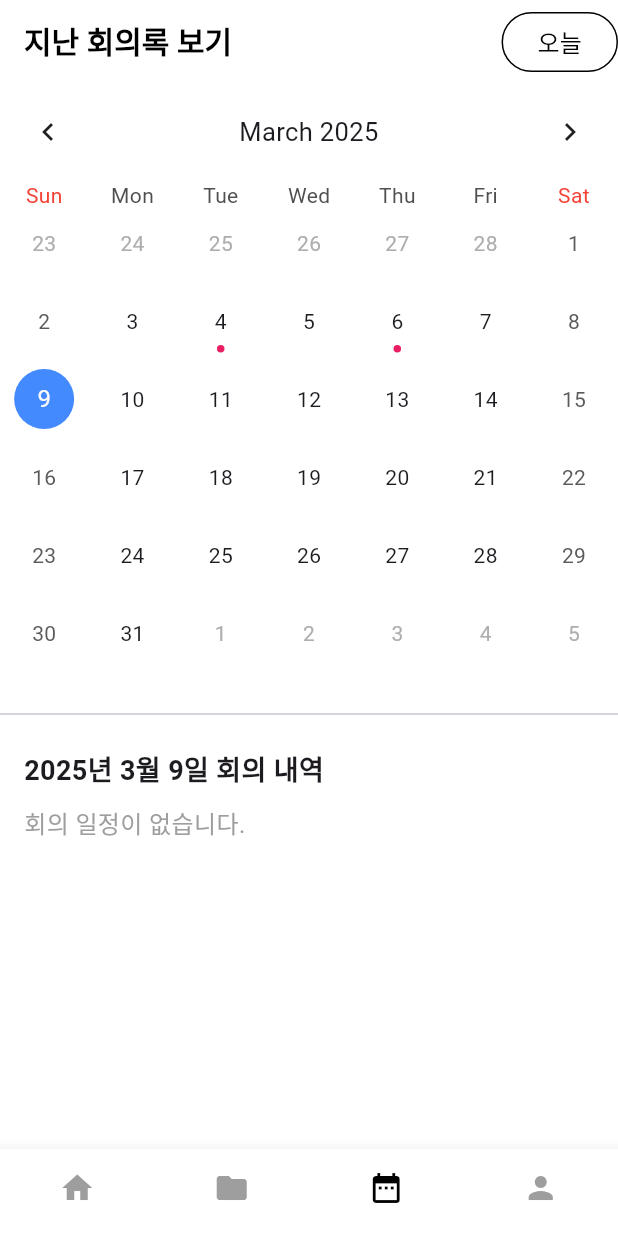
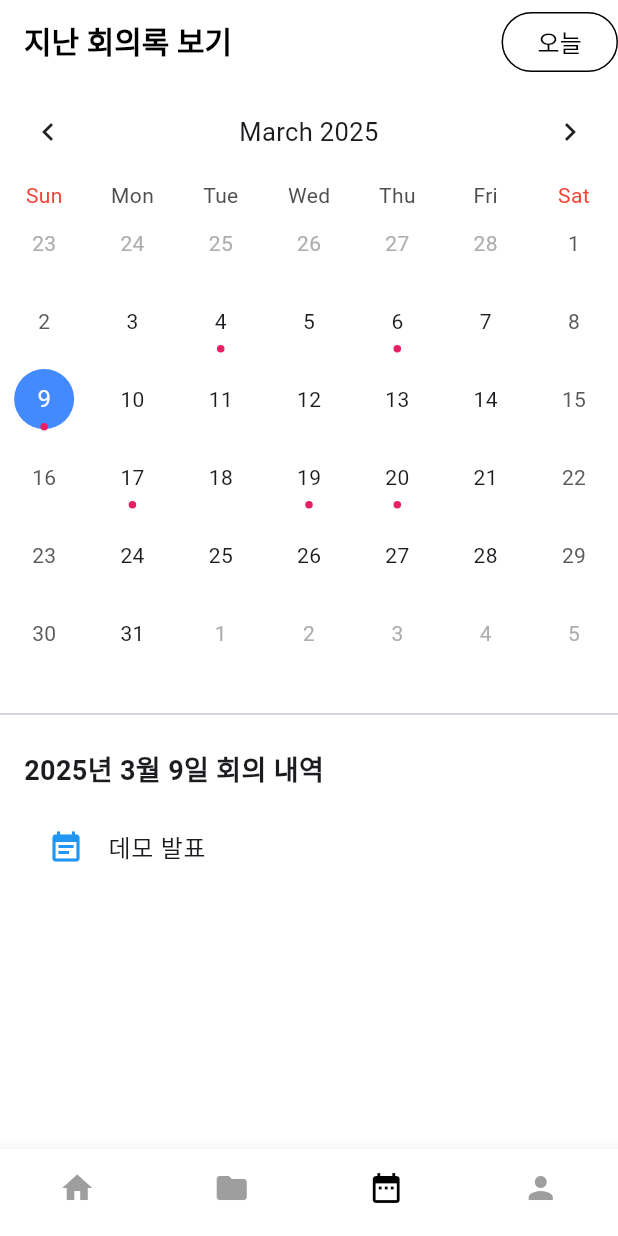
Before and after one commit to Aonickname/Tino, a Flutter app: the screen it shows after launch, item 3 of the bottom bar chosen, after a tap on "오늘", on a phone screen of 412 x 824 dp. Run offline on Flutter 3.47's test engine with Material 3 defaults, Android fonts, the phone set to English and light mode, and no system bars; drawn by our look-alikes of table_calendar; our stand-ins replace smooth_page_indicator.

Commit message:
json 읽어와 표시

```diff
--- /dev/null
+++ b/assets/meetings.json
@@ -0,0 +1,11 @@
+{
+  "2025-02-17": ["팀 미팅", "기획 회의"],
+  "2025-02-19": ["공부하기 싫은 날", "클라이언트 미팅"],
+  "2025-02-20": ["프로젝트 리뷰"],
+  "2025-03-04": ["개강"],
+  "2025-03-06": ["데모 발표 전 회의"],
+  "2025-03-09": ["데모 발표"],
+  "2025-03-17": ["종합설계기획"],
+  "2025-03-19": ["티노 사용 방법"],
+  "2025-03-20": ["데모 발표"]
+}
--- /dev/null
+++ b/lib/models/MeetingModel.dart
@@ -0,0 +1,15 @@
+import 'dart:convert';
+
+class MeetingModel {
+  final DateTime date;
+  final List<String> events;
+
+  MeetingModel({required this.date, required this.events});
+
+  factory MeetingModel.fromJson(String date, List<dynamic> events) {
+    return MeetingModel(
+      date: DateTime.parse(date),
+      events: events.cast<String>(),
+    );
+  }
+}
--- a/lib/screens/schedule_screen.dart
+++ b/lib/screens/schedule_screen.dart
@@ -1,5 +1,6 @@
 import 'package:flutter/material.dart';
 import 'package:table_calendar/table_calendar.dart';
+import '../../service/meeting_service.dart';
 
 class ScheduleScreen extends StatefulWidget {
   @override
@@ -9,22 +10,29 @@ class ScheduleScreen extends StatefulWidget {
 class _ScheduleScreenState extends State<ScheduleScreen> {
   DateTime _selectedDay = DateTime.now();
   DateTime _focusedDay = DateTime.now();
+  Map<DateTime, List<String>> _meetingEvents = {};
 
-  // 날짜를 표준화하는 함수 (시간 정보 제거)
-  static DateTime normalizeDate(DateTime date) {
+  // 날짜를 표준화하는 함수 (시간 정보를 제거)
+  DateTime normalizeDate(DateTime date) {
     return DateTime(date.year, date.month, date.day);
   }
 
-  // 예제 회의 일정
-  final Map<DateTime, List<String>> _meetingEvents = {
-    normalizeDate(DateTime(2025, 2, 17)): ["팀 미팅", "기획 회의"],
-    normalizeDate(DateTime(2025, 2, 19)): ["공부하기 싫은 날", "클라이언트 미팅"],
-    normalizeDate(DateTime(2025, 2, 20)): ["프로젝트 리뷰"],
-    normalizeDate(DateTime(2025, 3, 4)): ["개강"],
-    normalizeDate(DateTime(2025, 3, 6)): ["데모 발표 전 회의"],
-  };
+  // JSON 데이터 불러오기
+  void _loadMeetings() async {
+    Map<DateTime, List<String>> meetings = await MeetingService.loadMeetings();
+    setState(() {
+      _meetingEvents = meetings;
+    });
 
-  // "오늘" 버튼 클릭 시 현재 날짜로 이동하는 함수
+    print("📅 불러온 일정 데이터: $_meetingEvents");
+  }
+
+  @override
+  void initState() {
+    super.initState();
+    _loadMeetings();  // JSON 데이터 로드
+  }
+
   void _goToToday() {
     setState(() {
       _selectedDay = DateTime.now();
@@ -39,26 +47,15 @@ class _ScheduleScreenState extends State<ScheduleScreen> {
       appBar: AppBar(
         backgroundColor: Colors.white,
         elevation: 0,
-        title: Align(
-          alignment: Alignment.centerLeft,
-          child: Text(
-            "지난 회의록 보기",
-            style: TextStyle(fontSize: 20, fontWeight: FontWeight.bold, color: Colors.black),
-          ),
-        ),
+        title: Text("지난 회의록 보기", style: TextStyle(fontSize: 20, fontWeight: FontWeight.bold, color: Colors.black)),
         actions: [
           OutlinedButton(
             onPressed: _goToToday,
             style: OutlinedButton.styleFrom(
               side: BorderSide(color: Colors.black, width: 1),
-              shape: RoundedRectangleBorder(
-                borderRadius: BorderRadius.circular(20),
-              ),
+              shape: RoundedRectangleBorder(borderRadius: BorderRadius.circular(20)),
             ),
-            child: Text(
-              "오늘",
-              style: TextStyle(fontSize: 16, color: Colors.black),
-            ),
+            child: Text("오늘", style: TextStyle(fontSize: 16, color: Colors.black)),
           ),
         ],
       ),
@@ -75,28 +72,15 @@ class _ScheduleScreenState extends State<ScheduleScreen> {
                 _selectedDay = selectedDay;
                 _focusedDay = focusedDay;
               });
+
             },
             calendarStyle: CalendarStyle(
-              todayDecoration: BoxDecoration(
-                color: Colors.black,
-                shape: BoxShape.circle,
-              ),
-              selectedDecoration: BoxDecoration(
-                color: Colors.blueAccent,
-                shape: BoxShape.circle,
-              ),
-              markerDecoration: BoxDecoration(
-                color: Colors.pink,
-                shape: BoxShape.circle,
-              ),
+              todayDecoration: BoxDecoration(color: Colors.black, shape: BoxShape.circle),
+              selectedDecoration: BoxDecoration(color: Colors.blueAccent, shape: BoxShape.circle),
+              markerDecoration: BoxDecoration(color: Colors.pink, shape: BoxShape.circle),
             ),
-            headerStyle: HeaderStyle(
-              formatButtonVisible: false,
-              titleCentered: true,
-            ),
-            daysOfWeekStyle: DaysOfWeekStyle(
-              weekendStyle: TextStyle(color: Colors.red),
-            ),
+            headerStyle: HeaderStyle(formatButtonVisible: false, titleCentered: true),
+            daysOfWeekStyle: DaysOfWeekStyle(weekendStyle: TextStyle(color: Colors.red)),
             calendarBuilders: CalendarBuilders(
               markerBuilder: (context, date, events) {
                 DateTime normalizedDate = normalizeDate(date);
@@ -107,10 +91,7 @@ class _ScheduleScreenState extends State<ScheduleScreen> {
                     child: Container(
                       width: 5,
                       height: 5,
-                      decoration: BoxDecoration(
-                        color: Colors.pink,
-                        shape: BoxShape.circle,
-                      ),
+                      decoration: BoxDecoration(color: Colors.pink, shape: BoxShape.circle),
                     ),
                   );
                 }
@@ -125,24 +106,17 @@ class _ScheduleScreenState extends State<ScheduleScreen> {
             child: Column(
               crossAxisAlignment: CrossAxisAlignment.start,
               children: [
-                Text(
-                  "${_selectedDay.year}년 ${_selectedDay.month}월 ${_selectedDay.day}일 회의 내역",
-                  style: TextStyle(fontSize: 18, fontWeight: FontWeight.bold),
-                ),
+                Text("${_selectedDay.year}년 ${_selectedDay.month}월 ${_selectedDay.day}일 회의 내역",
+                    style: TextStyle(fontSize: 18, fontWeight: FontWeight.bold)),
                 SizedBox(height: 10),
                 _meetingEvents.containsKey(normalizeDate(_selectedDay))
                     ? Column(
-                  children: _meetingEvents[normalizeDate(_selectedDay)]!
-                      .map((event) => ListTile(
+                  children: _meetingEvents[normalizeDate(_selectedDay)]!.map((event) => ListTile(
                     leading: Icon(Icons.event_note, color: Colors.blue),
                     title: Text(event, style: TextStyle(fontSize: 16)),
-                  ))
-                      .toList(),
+                  )).toList(),
                 )
-                    : Text(
-                  "회의 일정이 없습니다.",
-                  style: TextStyle(fontSize: 16, color: Colors.grey),
-                ),
+                    : Text("회의 일정이 없습니다.", style: TextStyle(fontSize: 16, color: Colors.grey)),
               ],
             ),
           ),
--- /dev/null
+++ b/lib/service/meeting_service.dart
@@ -0,0 +1,21 @@
+import 'dart:convert';
+import 'package:flutter/services.dart';
+
+class MeetingService {
+  static Future<Map<DateTime, List<String>>> loadMeetings() async {
+    try {
+      final String response = await rootBundle.loadString('assets/meetings.json');
+      print("📢 JSON 데이터 로드 완료: $response");
+
+      final Map<String, dynamic> data = json.decode(response);
+
+      return data.map((key, value) => MapEntry(
+        DateTime.parse(key),
+        List<String>.from(value),
+      ));
+    } catch (e) {
+      print("❌ JSON 로드 중 오류 발생: $e");
+      return {};
+    }
+  }
+}
--- a/pubspec.yaml
+++ b/pubspec.yaml
@@ -37,5 +37,6 @@ flutter:
     - assets/images/question_tino.jpg
     - assets/images/search_tino.jpg
     - assets/images/user1.jpg
+    - assets/meetings.json
 
   uses-material-design: true
```
Also changed, not shown: 5 other files.
